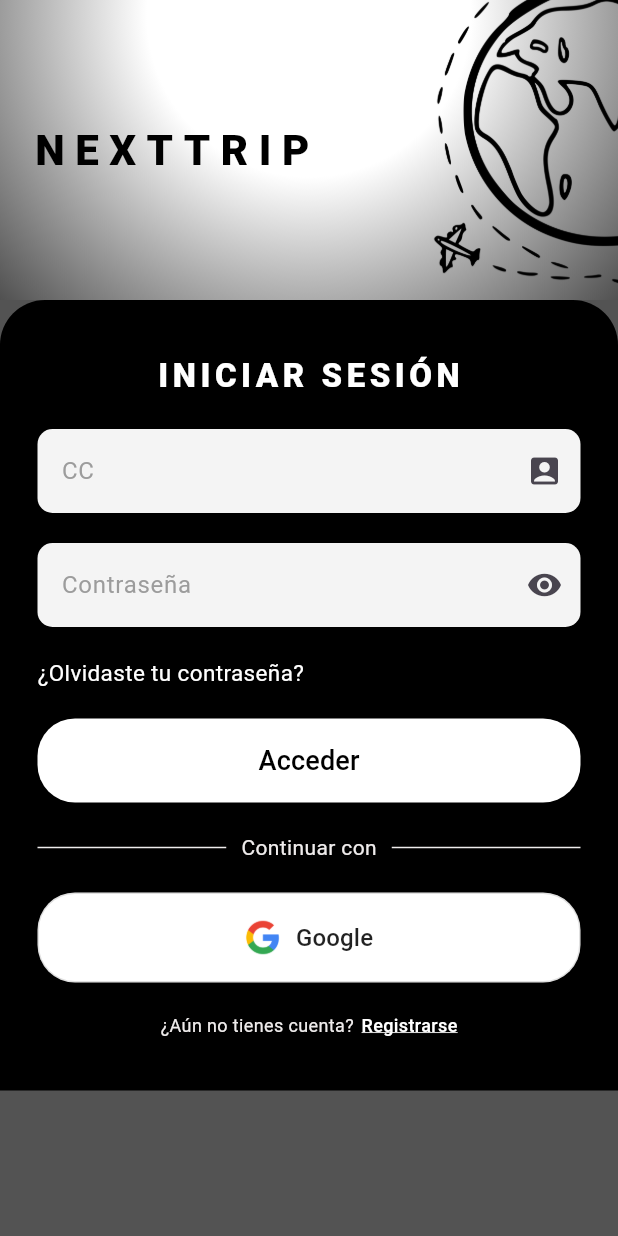
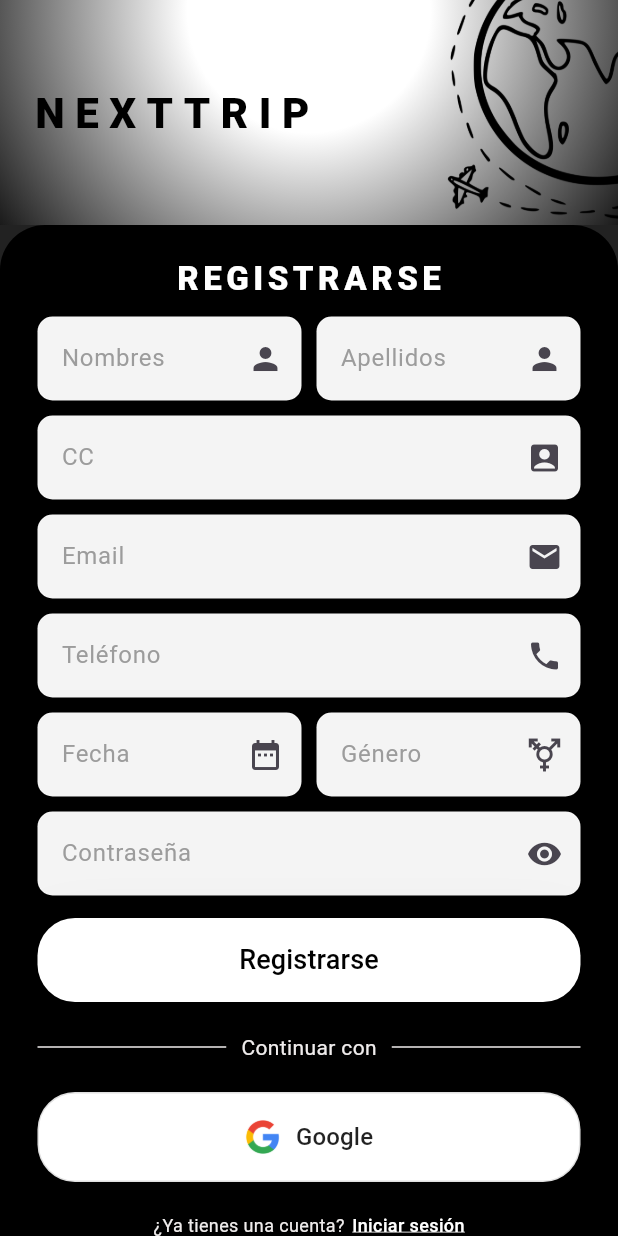
Before and after one commit to ELDIABE22/next_trip_flutter, a Flutter app: the screen it shows after launch, on a phone screen of 412 x 824 dp. Run offline on Flutter 3.47's test engine with Material 3 defaults, Android fonts, the phone set to English and light mode, and no system bars; our stand-ins replace google_fonts, table_calendar; Roboto replaces fonts that are missing (Prompt).

Commit message:
Implementación de la página de registro

```diff
--- a/lib/features/auth/presentation/page/login_page.dart
+++ b/lib/features/auth/presentation/page/login_page.dart
@@ -3,6 +3,7 @@ import 'package:next_trip/core/constants/app_constants_colors.dart';
 import 'package:next_trip/core/widgets/custom_button.dart';
 import 'package:next_trip/core/widgets/header.dart';
 import 'package:next_trip/core/widgets/input.dart';
+import 'package:next_trip/features/auth/presentation/page/register_page.dart';
 
 class LoginPage extends StatelessWidget {
   const LoginPage({super.key});
@@ -163,7 +164,16 @@ class LoginPage extends StatelessWidget {
                           ),
                         ),
                         SizedBox(width: 5),
-                        Text(
+                        InkWell(
+                          onTap: () {
+                            Navigator.push(
+                              context,
+                              MaterialPageRoute(
+                                builder: (context) => const RegisterPage(),
+                              ),
+                            );
+                          },
+                          child: Text(
                             "Registrarse",
                             style: TextStyle(
                               color: Colors.white,
@@ -171,6 +181,7 @@ class LoginPage extends StatelessWidget {
                               fontWeight: FontWeight.w500,
                               decoration: TextDecoration.underline,
                               decorationColor: Colors.white,
+                            ),
                           ),
                         ),
                       ],
--- /dev/null
+++ b/lib/features/auth/presentation/page/register_page.dart
@@ -0,0 +1,236 @@
+import 'package:flutter/material.dart';
+import 'package:next_trip/core/constants/app_constants_colors.dart';
+import 'package:next_trip/core/widgets/custom_button.dart';
+import 'package:next_trip/core/widgets/header.dart';
+import 'package:next_trip/core/widgets/input.dart';
+import 'package:next_trip/features/auth/presentation/page/login_page.dart';
+
+class RegisterPage extends StatelessWidget {
+  const RegisterPage({super.key});
+
+  @override
+  Widget build(BuildContext context) {
+    return Scaffold(
+      backgroundColor: const Color.fromARGB(255, 34, 34, 34),
+      body: SingleChildScrollView(
+        child: Column(
+          children: [
+            Header(
+              containerHeight: 150,
+              imageSize: 220,
+              top: -65,
+              right: -100,
+              radial: AppConstantsColors.radialBackground,
+              textColor: Colors.black,
+            ),
+
+            Container(
+              width: double.infinity,
+              decoration: BoxDecoration(
+                color: Colors.black,
+                borderRadius: BorderRadius.only(
+                  topLeft: Radius.circular(30),
+                  topRight: Radius.circular(30),
+                ),
+              ),
+              padding: EdgeInsets.symmetric(horizontal: 25, vertical: 20),
+              child: Column(
+                mainAxisAlignment: MainAxisAlignment.spaceBetween,
+                crossAxisAlignment: CrossAxisAlignment.center,
+                children: [
+                  Column(
+                    children: [
+                      Text(
+                        "REGISTRARSE",
+                        style: TextStyle(
+                          color: Colors.white,
+                          fontSize: 22,
+                          fontWeight: FontWeight.w900,
+                          letterSpacing: 3,
+                        ),
+                      ),
+                      SizedBox(height: 10),
+
+                      // Inputs
+                      Column(
+                        children: [
+                          Row(
+                            children: [
+                              Expanded(
+                                child: Input(
+                                  labelText: "Nombres",
+                                  icon: Icon(Icons.person),
+                                ),
+                              ),
+                              SizedBox(width: 10),
+                              Expanded(
+                                child: Input(
+                                  labelText: "Apellidos",
+                                  icon: Icon(Icons.person),
+                                ),
+                              ),
+                            ],
+                          ),
+                          SizedBox(height: 10),
+
+                          Input(labelText: "CC", icon: Icon(Icons.account_box)),
+                          SizedBox(height: 10),
+
+                          Input(labelText: "Email", icon: Icon(Icons.email)),
+                          SizedBox(height: 10),
+
+                          Input(labelText: "Teléfono", icon: Icon(Icons.phone)),
+                          SizedBox(height: 10),
+
+                          Row(
+                            children: [
+                              Expanded(
+                                child: Input(
+                                  labelText: "Fecha",
+                                  icon: Icon(Icons.date_range),
+                                ),
+                              ),
+                              SizedBox(width: 10),
+                              Expanded(
+                                child: Input(
+                                  labelText: "Género",
+                                  icon: Icon(Icons.transgender),
+                                ),
+                              ),
+                            ],
+                          ),
+                          SizedBox(height: 10),
+
+                          Input(
+                            labelText: "Contraseña",
+                            icon: Icon(Icons.visibility),
+                          ),
+                          SizedBox(height: 15),
+
+                          CustomButton(
+                            text: "Registrarse",
+                            onPressed: () {},
+                            backgroundColor: Colors.white,
+                            textColor: Colors.black,
+                          ),
+                        ],
+                      ),
+                      SizedBox(height: 20),
+
+                      // Google
+                      Column(
+                        children: [
+                          // lineas con continuar
+                          Row(
+                            children: const [
+                              Expanded(
+                                child: Divider(
+                                  color: Color(0xFFEFECEC),
+                                  thickness: 1,
+                                ),
+                              ),
+                              Padding(
+                                padding: EdgeInsets.symmetric(horizontal: 10),
+                                child: Text(
+                                  "Continuar con",
+                                  style: TextStyle(
+                                    color: Color(0xFFEFECEC),
+                                    fontSize: 14,
+                                  ),
+                                ),
+                              ),
+                              Expanded(
+                                child: Divider(
+                                  color: Color(0xFFEFECEC),
+                                  thickness: 1,
+                                ),
+                              ),
+                            ],
+                          ),
+
+                          const SizedBox(height: 20),
+
+                          // Botón Google
+                          SizedBox(
+                            width: double.infinity,
+                            height: 60,
+                            child: OutlinedButton(
+                              onPressed: () {},
+                              style: OutlinedButton.styleFrom(
+                                side: const BorderSide(color: Colors.black12),
+                                shape: RoundedRectangleBorder(
+                                  borderRadius: BorderRadius.circular(25),
+                                ),
+                                backgroundColor: Colors.white,
+                                elevation: 0,
+                              ),
+                              child: Row(
+                                mainAxisAlignment: MainAxisAlignment.center,
+                                children: [
+                                  Image.asset(
+                                    "assets/images/google_logo.webp",
+                                    height: 24,
+                                  ),
+                                  const SizedBox(width: 10),
+                                  const Text(
+                                    "Google",
+                                    style: TextStyle(
+                                      color: Colors.black87,
+                                      fontSize: 16,
+                                      fontWeight: FontWeight.w500,
+                                    ),
+                                  ),
+                                ],
+                              ),
+                            ),
+                          ),
+                        ],
+                      ),
+                      SizedBox(height: 20),
+
+                      // Registrarse
+                      Row(
+                        mainAxisAlignment: MainAxisAlignment.center,
+                        children: [
+                          Text(
+                            "¿Ya tienes una cuenta?",
+                            style: TextStyle(
+                              color: Color(0xFFEFECEC),
+                              fontSize: 12,
+                              fontWeight: FontWeight.w400,
+                            ),
+                          ),
+                          SizedBox(width: 5),
+                          InkWell(
+                            onTap: () {
+                              Navigator.push(
+                                context,
+                                MaterialPageRoute(
+                                  builder: (context) => const LoginPage(),
+                                ),
+                              );
+                            },
+                            child: const Text(
+                              "Iniciar sesión",
+                              style: TextStyle(
+                                color: Colors.white,
+                                fontSize: 12,
+                                fontWeight: FontWeight.w500,
+                                decoration: TextDecoration.underline,
+                                decorationColor: Colors.white,
+                              ),
+                            ),
+                          ),
+                        ],
+                      ),
+                    ],
+                  ),
+                ],
+              ),
+            ),
+          ],
+        ),
+      ),
+    );
+  }
+}
--- a/lib/main.dart
+++ b/lib/main.dart
@@ -1,6 +1,7 @@
 import 'package:flutter/material.dart';
 import 'package:google_fonts/google_fonts.dart';
 import 'package:next_trip/features/auth/presentation/page/login_page.dart';
+import 'package:next_trip/features/auth/presentation/page/register_page.dart';
 import 'package:next_trip/features/flights/presentation/pages/flight_search_page.dart';
 import 'package:next_trip/features/hotels/presentation/page/hotel_search_page.dart';
 import 'package:next_trip/features/cars/presentation/pages/car_search_page.dart';
@@ -16,9 +17,10 @@ class MainApp extends StatelessWidget {
   Widget build(BuildContext context) {
     return MaterialApp(
       theme: ThemeData(textTheme: GoogleFonts.promptTextTheme()),
-      initialRoute: '/login',
+      initialRoute: '/register',
       routes: {
         '/login': (context) => const LoginPage(),
+        '/register': (context) => const RegisterPage(),
         '/flights': (context) => const FlightSearchPage(),
         '/hotels': (context) => const HotelSearchPage(),
         '/cars': (context) => const CarSearchPage(),
```
Lines whose indentation alone changed are shown as unchanged.
